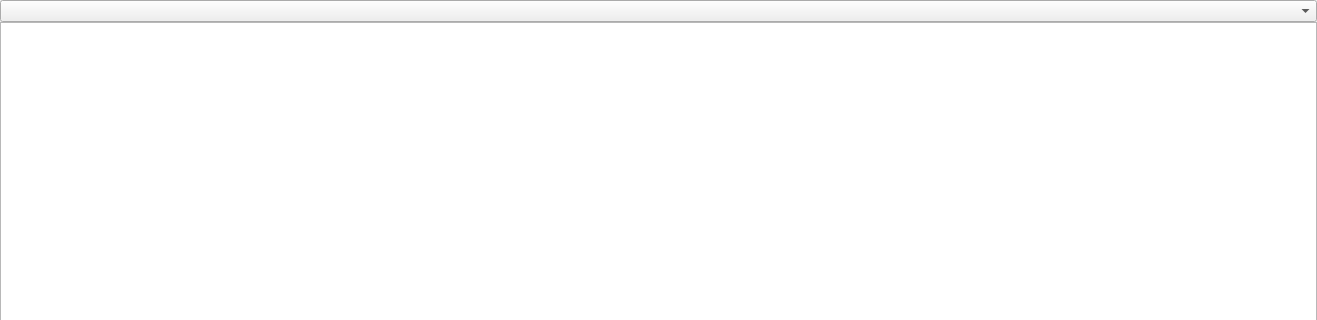
The window that SourceCodeEditor.ui (emma-qub/QtSourceCodeBrowser) describes before a commit, drawn with Qt 5; both pictures show x 0 to 1317 and y 0 to 320 of the 1317 by 466 pixel window.
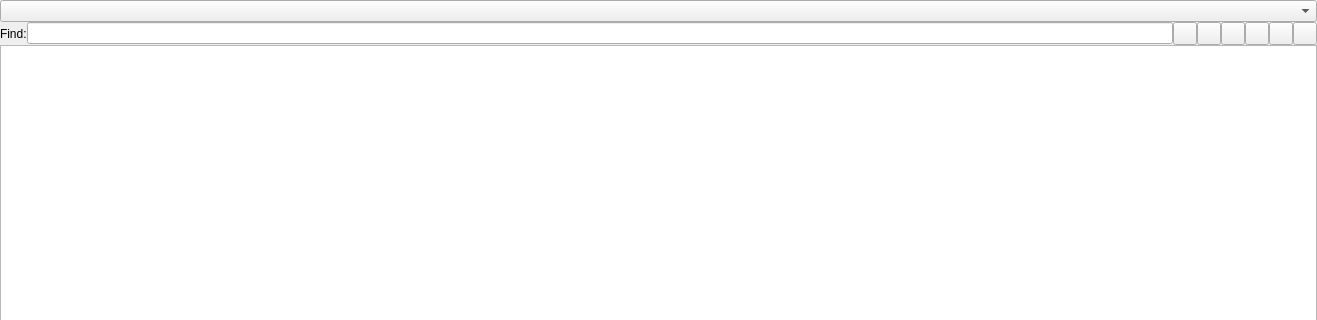
The same window after the commit. Custom widgets are drawn as their Qt base class.

Commit message: Start to add a search tool bar to find words in source code editor.

```diff
--- a/SourceCodeEditor.ui
+++ b/SourceCodeEditor.ui
@@ -32,6 +32,88 @@
    <item>
     <widget class="QComboBox" name="m_methodsComboBox"/>
    </item>
+   <item>
+    <widget class="QWidget" name="m_searchWidget" native="true">
+     <layout class="QHBoxLayout" name="horizontalLayout">
+      <property name="spacing">
+       <number>0</number>
+      </property>
+      <property name="leftMargin">
+       <number>0</number>
+      </property>
+      <property name="topMargin">
+       <number>0</number>
+      </property>
+      <property name="rightMargin">
+       <number>0</number>
+      </property>
+      <property name="bottomMargin">
+       <number>0</number>
+      </property>
+      <item>
+       <widget class="QLabel" name="m_findLabel">
+        <property name="text">
+         <string>Find:</string>
+        </property>
+       </widget>
+      </item>
+      <item>
+       <widget class="QLineEdit" name="m_searchLineEdit"/>
+      </item>
+      <item>
+       <widget class="QToolButton" name="m_previousToolButton">
+        <property name="text">
+         <string/>
+        </property>
+       </widget>
+      </item>
+      <item>
+       <widget class="QToolButton" name="m_nextToolButton">
+        <property name="text">
+         <string/>
+        </property>
+       </widget>
+      </item>
+      <item>
+       <widget class="QToolButton" name="m_caseSensitiveToolButton">
+        <property name="text">
+         <string/>
+        </property>
+        <property name="checkable">
+         <bool>true</bool>
+        </property>
+       </widget>
+      </item>
+      <item>
+       <widget class="QToolButton" name="m_regExpToolButton">
+        <property name="text">
+         <string/>
+        </property>
+        <property name="checkable">
+         <bool>true</bool>
+        </property>
+       </widget>
+      </item>
+      <item>
+       <widget class="QToolButton" name="m_wholeWordToolButton">
+        <property name="text">
+         <string/>
+        </property>
+        <property name="checkable">
+         <bool>true</bool>
+        </property>
+       </widget>
+      </item>
+      <item>
+       <widget class="QToolButton" name="m_closeToolButton">
+        <property name="text">
+         <string/>
+        </property>
+       </widget>
+      </item>
+     </layout>
+    </widget>
+   </item>
    <item>
     <widget class="CodeEditor" name="m_codeEditor"/>
    </item>
```
The commit also changes 7 other files.
